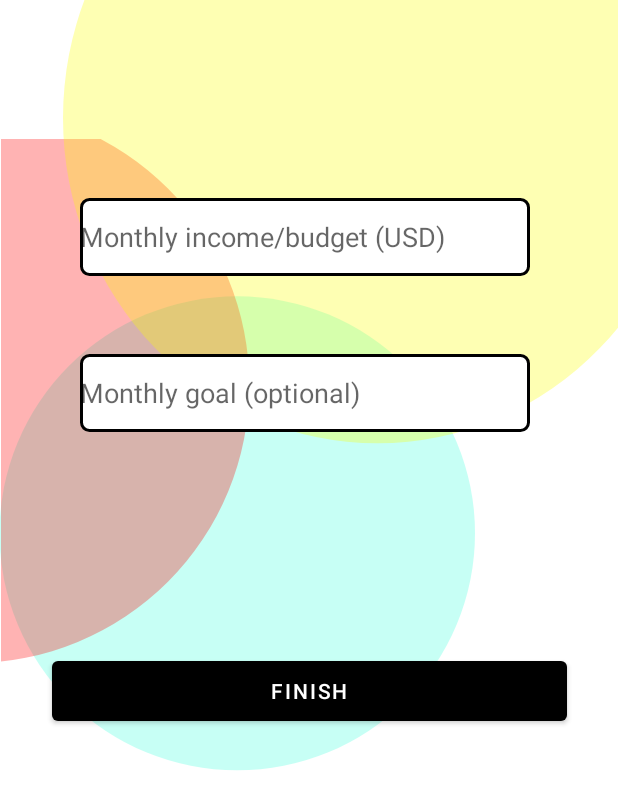
After one commit to EC327-Group-Project-2020/MidasBudgetingApp, an Android app: the layout activity_account_creation_page2.xml on its own in the app's theme, with its tools: preview values and no code run, on a phone screen of 412 x 824 dp. The commit adds this screen. Shown: the top 810 px of the screen. Run offline under Robolectric (Android 15) with nearby library versions, the phone set to English and light mode, and no system bars.

Commit message:
intermediate push to branch to pull and work on my other mac

```diff
--- a/app/src/main/AndroidManifest.xml
+++ b/app/src/main/AndroidManifest.xml
@@ -12,6 +12,7 @@
         android:label="@string/app_name"
         android:roundIcon="@mipmap/ic_launcher_round"
         android:supportsRtl="true"
+        android:usesCleartextTraffic="true"
         android:theme="@style/Theme.PersonalFinancePlanner">
         <activity android:name=".MainActivity">
             <intent-filter>
--- a/app/src/main/res/layout/activity_account_creation_page1.xml
+++ b/app/src/main/res/layout/activity_account_creation_page1.xml
@@ -41,7 +41,7 @@
 
 
     <Button
-        android:id="@+id/next_button"
+        android:id="@+id/finish_button"
         android:layout_width="343dp"
         android:layout_height="52dp"
         android:layout_marginStart="122dp"
--- /dev/null
+++ b/app/src/main/res/layout/activity_account_creation_page2.xml
@@ -0,0 +1,95 @@
+<?xml version="1.0" encoding="utf-8"?>
+<androidx.constraintlayout.widget.ConstraintLayout
+    xmlns:android="http://schemas.android.com/apk/res/android"
+    xmlns:app="http://schemas.android.com/apk/res-auto"
+    xmlns:tools="http://schemas.android.com/tools"
+    android:layout_width="match_parent"
+    android:layout_height="match_parent">
+
+
+    <View
+        android:id="@+id/blue_bubble2"
+        android:layout_width="316.36dp"
+        android:layout_height="316.36dp"
+        android:layout_alignParentStart="true"
+        android:layout_alignParentTop="true"
+        android:layout_marginBottom="310dp"
+        android:background="@drawable/blue_bubble"
+        app:layout_constraintBottom_toBottomOf="parent"
+        app:layout_constraintStart_toStartOf="parent" />
+
+    <View
+        android:id="@+id/red_bubble2"
+        android:layout_width="166dp"
+        android:layout_height="350dp"
+        android:layout_alignParentStart="true"
+        android:layout_alignParentTop="true"
+        android:layout_marginEnd="245dp"
+        android:layout_marginBottom="381dp"
+        android:background="@drawable/red_bubble"
+        app:layout_constraintBottom_toBottomOf="parent"
+        app:layout_constraintEnd_toEndOf="parent" />
+
+
+    <View
+        android:id="@+id/yellow_bubble4"
+        android:layout_width="370dp"
+        android:layout_height="296dp"
+        android:layout_alignParentStart="true"
+        android:layout_alignParentTop="true"
+        android:background="@drawable/yellow_bubble"
+        app:layout_constraintEnd_toEndOf="parent"
+        app:layout_constraintTop_toTopOf="parent" />
+
+    <EditText
+        android:id="@+id/monthly_income"
+        android:layout_width="300dp"
+        android:layout_height="52dp"
+        android:layout_marginTop="132dp"
+        android:layout_marginEnd="16dp"
+        android:autofillHints="username"
+        android:background="@drawable/button_border"
+        android:hint="@string/prompt_income"
+        android:inputType="text"
+        android:selectAllOnFocus="true"
+        android:textAlignment="viewStart"
+        app:layout_constraintEnd_toEndOf="parent"
+        app:layout_constraintHorizontal_bias="0.557"
+        app:layout_constraintStart_toStartOf="parent"
+        app:layout_constraintTop_toTopOf="parent" />
+
+    <EditText
+        android:id="@+id/budget_goal"
+        android:layout_width="300dp"
+        android:layout_height="52dp"
+        android:layout_marginTop="52dp"
+        android:layout_marginEnd="16dp"
+        android:autofillHints="password"
+        android:background="@drawable/button_border"
+        android:hint="@string/prompt_goal"
+        android:imeOptions="actionDone"
+        android:inputType="textPassword"
+        android:selectAllOnFocus="true"
+        android:textAlignment="viewStart"
+        app:layout_constraintEnd_toEndOf="parent"
+        app:layout_constraintHorizontal_bias="0.557"
+        app:layout_constraintStart_toStartOf="parent"
+        app:layout_constraintTop_toBottomOf="@+id/monthly_income" />
+
+    <Button
+        android:id="@+id/finish_button"
+        android:layout_width="343dp"
+        android:layout_height="52dp"
+        android:layout_marginStart="122dp"
+        android:layout_marginEnd="122dp"
+        android:layout_marginBottom="36dp"
+        android:text="@string/sign_up_btn"
+        app:backgroundTint="#000000"
+        app:layout_constraintBottom_toBottomOf="parent"
+        app:layout_constraintEnd_toEndOf="parent"
+        app:layout_constraintStart_toStartOf="parent"
+        app:layout_constraintTop_toBottomOf="@+id/budget_goal"
+        app:layout_constraintVertical_bias="0.327" />
+
+
+</androidx.constraintlayout.widget.ConstraintLayout>
--- a/app/src/main/res/values/strings.xml
+++ b/app/src/main/res/values/strings.xml
@@ -13,6 +13,9 @@
     <string name="prompt_password">Password</string>
     <string name="security_answer_one">Answer 1</string>
     <string name="security_answer_two">Answer 2</string>
+    <string name="sign_up_btn">Finish</string>
+    <string name="prompt_income">Monthly income/budget (USD)</string>
+    <string name="prompt_goal">Monthly goal (optional)</string>
 
     <!-- Error Messages -->
 
@@ -22,6 +25,8 @@
     <string name="error_message">Please fill out all fields!</string>
     <string name="add_duplicate_currency_error">Error: currency type has already been added to saved list.</string>
     <string name="remove_USD_error_message">"Error: cannot delete default currency."</string>
+    <string name="empty_income_field">"Please enter an income amount to help us make your budgeting golden!"</string>
+    <string name="income_not_number">"Invalid income value entered"</string>
 
     <!-- Dropdown Selection Strings -->
     <string-array name="securityQuestionOneChoices">
@@ -52,6 +57,5 @@
     <string name="login_header">Log in</string>
     <string name="login_email">Email:</string>
     <string name="login_login">Log In</string>
-    <string name="incorrect_login_creds">Username or Password Incorrect</string>
 
 </resources>
```
Also changed, not shown: app/src/main/java/com/example/personalfinanceplanner/AccountSetupPageOne.java (+9 -3 lines), app/src/main/java/com/example/personalfinanceplanner/AccountSetupPageTwo.java (added, +118 -0 lines), app/src/main/java/com/example/personalfinanceplanner/BudgetDisplayPage.java (+8 -0 lines), app/src/main/java/com/example/personalfinanceplanner/LogInActivity.java (+11 -7 lines).
